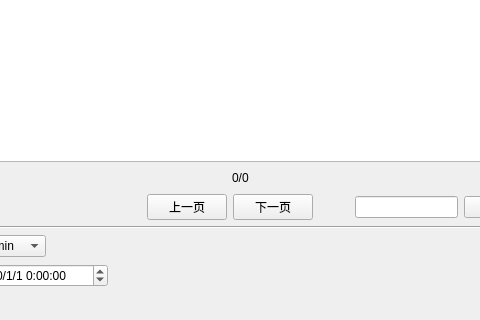
Qt form mygraphicsmainwindow.ui (ltl8888top/GraphicsLineChart) before a commit; both pictures show x 212 to 692 and y 280 to 600 of the 800 by 600 pixel window.
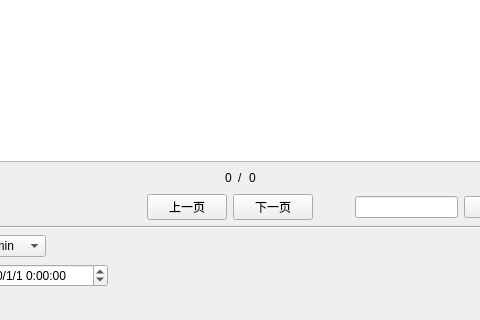
The same form after that commit. Custom widgets are drawn as their Qt base class.

```diff
--- a/mygraphicsmainwindow.ui
+++ b/mygraphicsmainwindow.ui
@@ -229,7 +229,21 @@
       <item>
        <widget class="QLabel" name="label_3">
         <property name="text">
-         <string>0/0</string>
+         <string>0</string>
+        </property>
+       </widget>
+      </item>
+      <item>
+       <widget class="QLabel" name="label_4">
+        <property name="text">
+         <string>/</string>
+        </property>
+       </widget>
+      </item>
+      <item>
+       <widget class="QLabel" name="label_5">
+        <property name="text">
+         <string>0</string>
         </property>
        </widget>
       </item>
```
